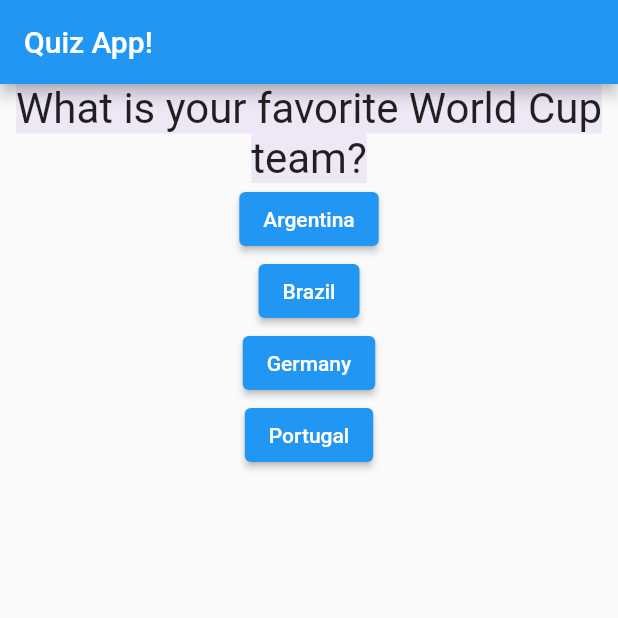
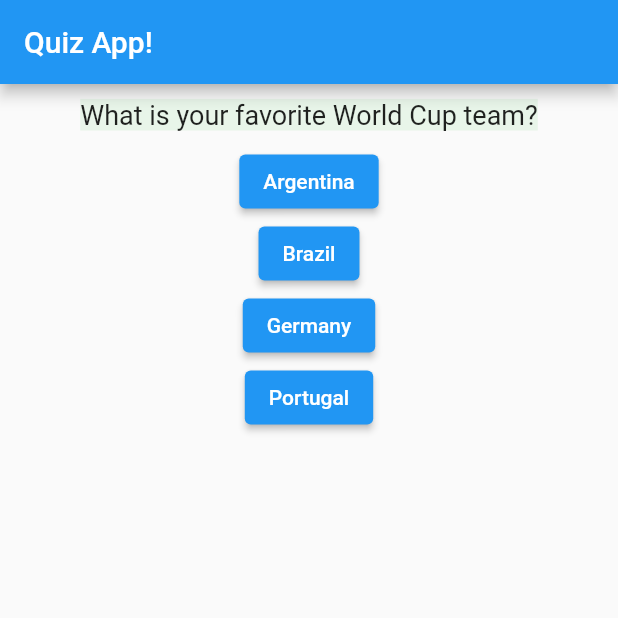
Before and after one commit to alex-pythonista/Flutter-Hello-World-App, a Flutter app: the screen it shows after launch, on a phone screen of 412 x 824 dp, the top half of it. Run offline on Flutter 3.47's test engine with Material 2 defaults, Android fonts, the phone set to English and light mode, and no system bars.

Commit message:
Styling the Text widget for questions

```diff
--- a/lib/questions.dart
+++ b/lib/questions.dart
@@ -7,13 +7,17 @@ class Question extends StatelessWidget {
 
   @override
   Widget build(BuildContext context) {
-    return Text(
-      questionText,
-      style: TextStyle(
-        fontSize: 28,
-        backgroundColor: Colors.deepPurple.shade50,
+    return Container(
+      width: double.infinity,
+      margin: const EdgeInsets.all(10),
+      child: Text(
+        questionText,
+        style: TextStyle(
+          fontSize: 18,
+          backgroundColor: Colors.green.shade50,
+        ),
+        textAlign: TextAlign.center,
       ),
-      textAlign: TextAlign.center,
     );
   }
 }
```
